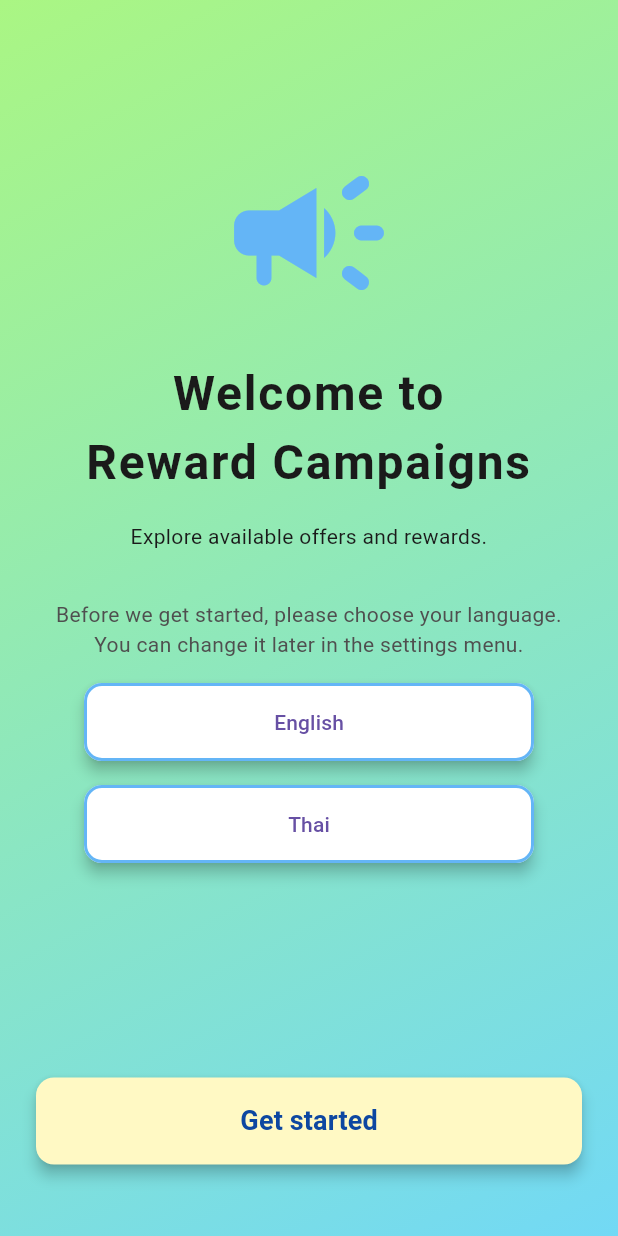
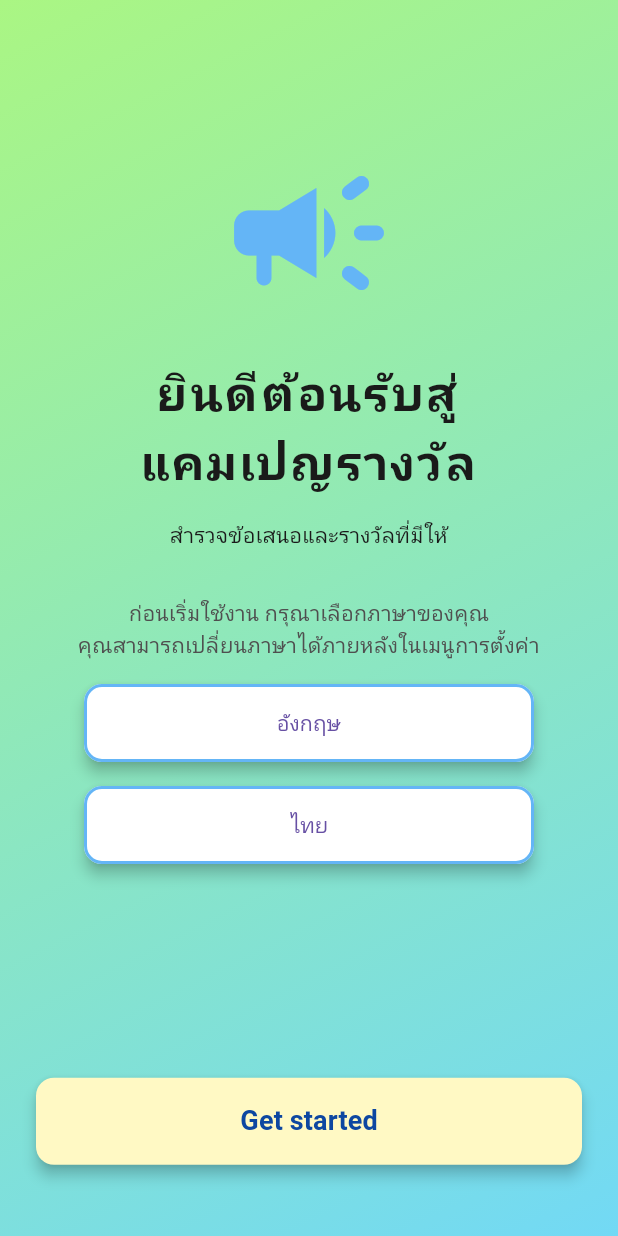
Before and after one commit to PhatnthiS/reward_campaigns, a Flutter app: the screen it shows after launch, after a tap on "Thai", on a phone screen of 412 x 824 dp. Run offline on Flutter 3.47's test engine with Material 3 defaults, Android fonts, the phone set to English and light mode, and no system bars; our stand-ins replace go_router.

Commit message:
Implement change language onClick

```diff
--- a/lib/core/constants/constant.dart
+++ b/lib/core/constants/constant.dart
@@ -1,3 +1,5 @@
 abstract class AppConstants {
   static const String appTitle = 'Reward Campaigns';
+  static const String languageEN = 'en';
+  static const String languageTH = 'th';
 }
--- a/lib/core/localization/app_localizations_th.dart
+++ b/lib/core/localization/app_localizations_th.dart
@@ -9,7 +9,7 @@ class AppLocalizationsTh extends AppLocalizations {
   AppLocalizationsTh([String locale = 'th']) : super(locale);
 
   @override
-  String get welcomeTitle => 'ยินดีต้อนรับสู่แคมเปญรางวัล';
+  String get welcomeTitle => 'ยินดีต้อนรับสู่\nแคมเปญรางวัล';
 
   @override
   String get welcomeSubtitle => 'สำรวจข้อเสนอและรางวัลที่มีให้';
--- a/lib/core/localization/app_th.arb
+++ b/lib/core/localization/app_th.arb
@@ -1,5 +1,5 @@
 {
-  "welcomeTitle": "ยินดีต้อนรับสู่แคมเปญรางวัล",
+  "welcomeTitle": "ยินดีต้อนรับสู่\nแคมเปญรางวัล",
   "welcomeSubtitle": "สำรวจข้อเสนอและรางวัลที่มีให้",
   "welcomeRemark": "ก่อนเริ่มใช้งาน กรุณาเลือกภาษาของคุณ",
   "welcomeRemarkSubtitle": "คุณสามารถเปลี่ยนภาษาได้ภายหลังในเมนูการตั้งค่า",
```
Also changed, not shown: lib/features/welcome/presentation/welcome_screen.dart (+6 -2 lines).
